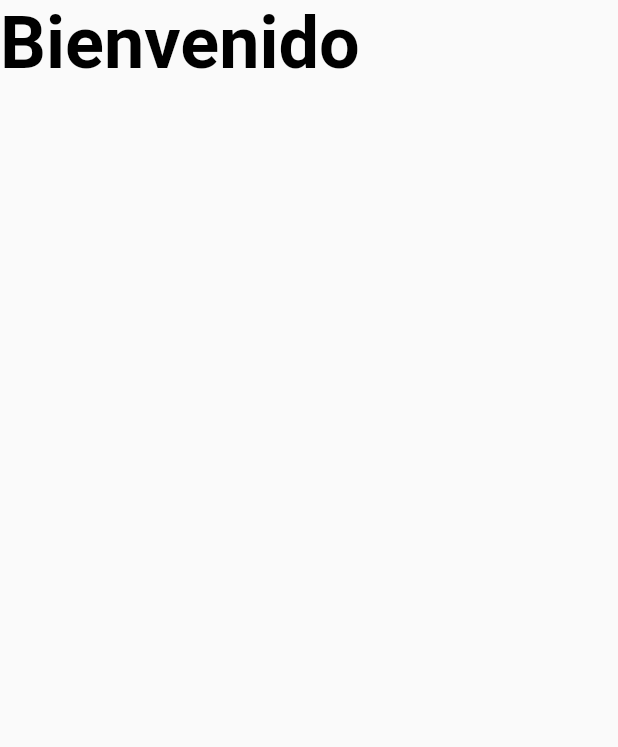
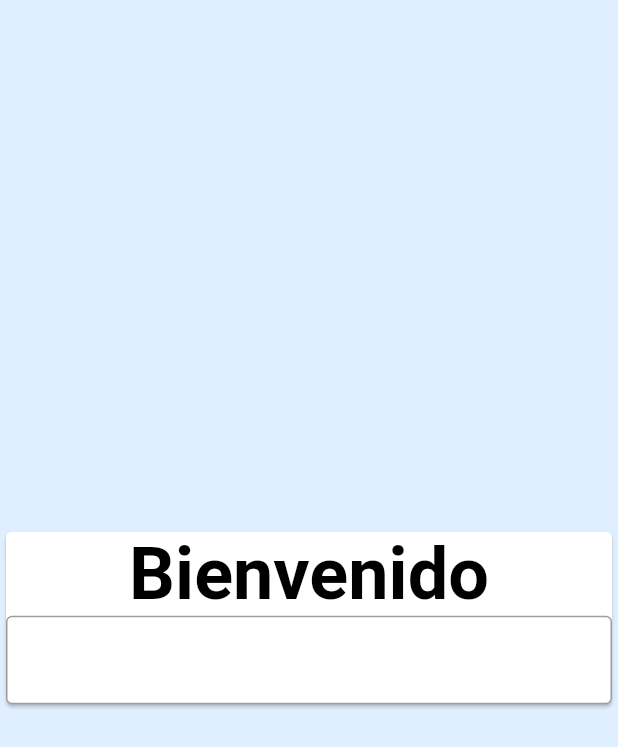
Before and after one commit to ochamodev/sp2_project, a Flutter app: the screen it shows after launch, on a phone screen of 412 x 824 dp. Shown: the top 747 px of the screen. Run offline on Flutter 3.47's test engine with Material 2 defaults, Android fonts, the phone set to English and light mode, and no system bars; our stand-ins replace auto_route, flutter_bloc, get_it, logger.

Commit message:
feat: Create frontend skeleton

```diff
--- a/frontend_sp2/lib/core/app.dart
+++ b/frontend_sp2/lib/core/app.dart
@@ -3,6 +3,7 @@ import 'package:flutter/material.dart';
 import 'package:frontend_sp2/core/navigation/app_router.dart';
 import 'package:flutter_bloc/flutter_bloc.dart';
 import 'package:frontend_sp2/core/di/injector.dart';
+import 'package:frontend_sp2/theming/app_colors.dart';
 import 'package:frontend_sp2/theming/dimens.dart';
 
 
@@ -32,6 +33,8 @@ class AppSp2 extends StatelessWidget {
       },
       theme: ThemeData(
         useMaterial3: false,
+        scaffoldBackgroundColor: AppColors.scaffoldBackgroundColor,
+        scrollbarTheme: AppColors.scrollbarTheme,
         textTheme: const TextTheme(
           headline1: TextStyle(
             fontSize: 96,
--- a/frontend_sp2/lib/theming/app_colors.dart
+++ b/frontend_sp2/lib/theming/app_colors.dart
@@ -1,4 +1,18 @@
+import 'package:flutter/material.dart';
 
 abstract class AppColors {
+  static Color scaffoldBackgroundColor = const Color(0xFFe0efff);
+  static Color defaultRedColor = const Color(0xffff698a);
+  static Color defaultYellowColor = const Color(0xFFfedd69);
+  static Color defaultBlueColor = const Color(0xff52beff);
+  static Color defaultGreyColor = const Color(0xff77839a);
+  static Color defaultLightGreyColor = const Color(0xffc4c4c4);
+  static Color defaultLightWhiteColor = const Color(0xFFf2f6fe);
 
+  static ScrollbarThemeData scrollbarTheme =
+  const ScrollbarThemeData().copyWith(
+    thumbColor: MaterialStateProperty.all(defaultYellowColor),
+    isAlwaysShown: false,
+    interactive: true,
+  );
 }
--- a/frontend_sp2/lib/ui/feature/login_screen.dart
+++ b/frontend_sp2/lib/ui/feature/login_screen.dart
@@ -8,16 +8,26 @@ class LoginScreen extends StatelessWidget {
   @override
   Widget build(BuildContext context) {
     return Scaffold(
-      body: Container(
+      body: Column(
+        mainAxisAlignment: MainAxisAlignment.center,
+        crossAxisAlignment: CrossAxisAlignment.center,
+        children: [
+          Card(
             child: Column(
               children: [
                 Text(
                   "Bienvenido",
                   style: Theme.of(context).textTheme.displaySmall,
-
+                ),
+                TextField(
+                  decoration: InputDecoration(
+                    border: OutlineInputBorder()
+                  ),
                 )
               ],
             ),
+          )
+        ],
       ),
     );
   }
```
Also changed, not shown: 1 other file. Lines whose indentation alone changed are shown as unchanged.
